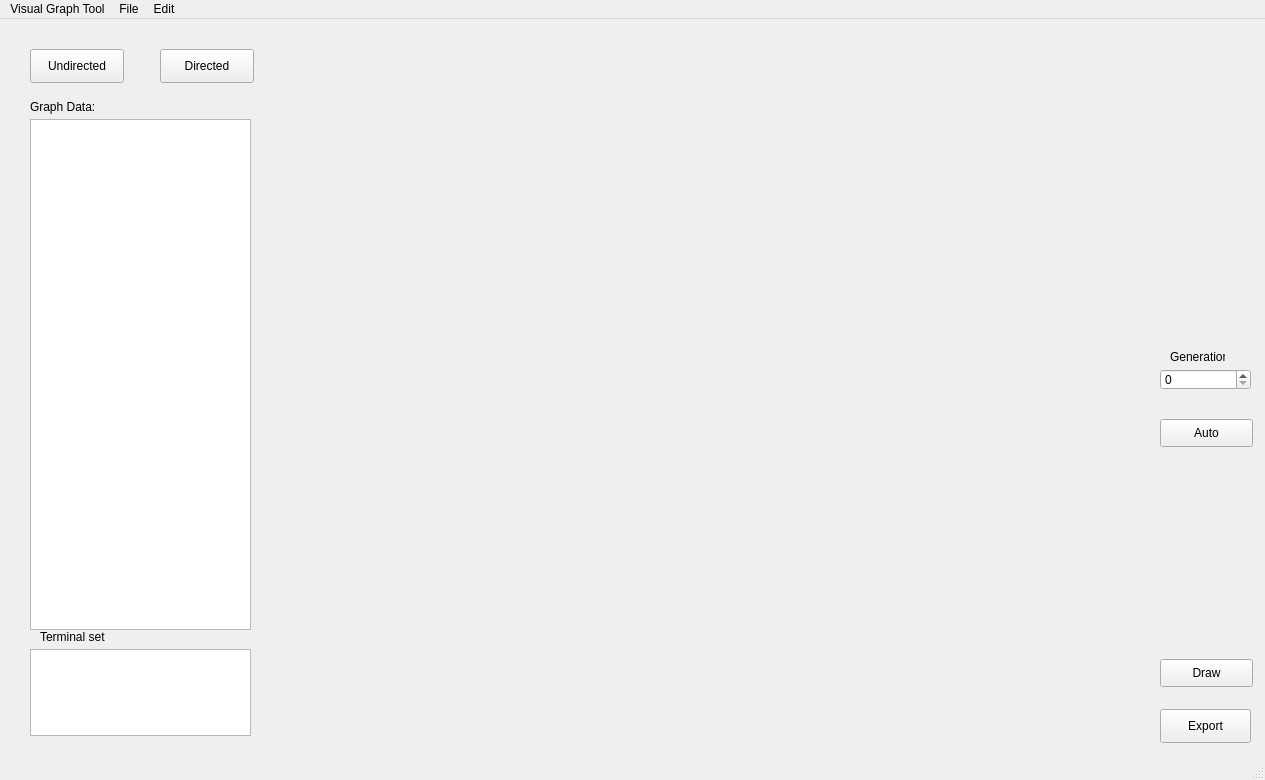
Above: app/graph-tool.ui from phuquocchamp/graph-tool before the change. Below: the same form after it.
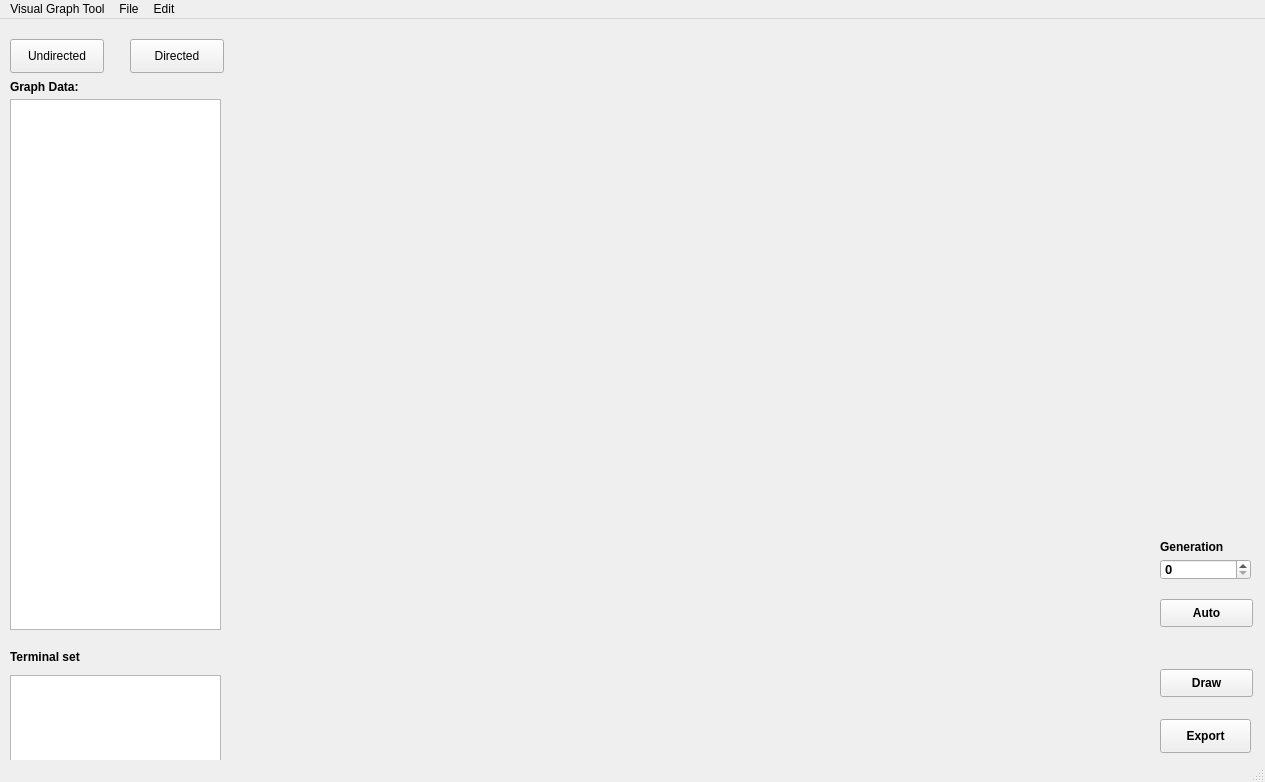
That is the form after the change.

```diff
--- a/app/graph-tool.ui
+++ b/app/graph-tool.ui
@@ -7,7 +7,7 @@
     <x>0</x>
     <y>0</y>
     <width>1265</width>
-    <height>780</height>
+    <height>782</height>
    </rect>
   </property>
   <property name="windowTitle">
@@ -17,10 +17,10 @@
    <widget class="QPlainTextEdit" name="inputData">
     <property name="geometry">
      <rect>
-      <x>30</x>
-      <y>100</y>
-      <width>221</width>
-      <height>511</height>
+      <x>10</x>
+      <y>80</y>
+      <width>211</width>
+      <height>531</height>
      </rect>
     </property>
     <property name="plainText">
@@ -30,12 +30,19 @@
    <widget class="QLabel" name="label">
     <property name="geometry">
      <rect>
-      <x>30</x>
-      <y>80</y>
+      <x>10</x>
+      <y>60</y>
       <width>91</width>
       <height>16</height>
      </rect>
     </property>
+    <property name="font">
+     <font>
+      <pointsize>9</pointsize>
+      <weight>75</weight>
+      <bold>true</bold>
+     </font>
+    </property>
     <property name="text">
      <string>Graph Data:</string>
     </property>
@@ -43,8 +50,8 @@
    <widget class="QPushButton" name="undirectedButton">
     <property name="geometry">
      <rect>
-      <x>30</x>
-      <y>30</y>
+      <x>10</x>
+      <y>20</y>
       <width>94</width>
       <height>34</height>
      </rect>
@@ -56,8 +63,8 @@
    <widget class="QPushButton" name="directedButton">
     <property name="geometry">
      <rect>
-      <x>160</x>
-      <y>30</y>
+      <x>130</x>
+      <y>20</y>
       <width>94</width>
       <height>34</height>
      </rect>
@@ -70,11 +77,17 @@
     <property name="geometry">
      <rect>
       <x>1160</x>
-      <y>690</y>
+      <y>700</y>
       <width>91</width>
       <height>34</height>
      </rect>
     </property>
+    <property name="font">
+     <font>
+      <weight>75</weight>
+      <bold>true</bold>
+     </font>
+    </property>
     <property name="text">
      <string>Export</string>
     </property>
@@ -82,10 +95,10 @@
    <widget class="QWidget" name="gridLayoutWidget">
     <property name="geometry">
      <rect>
-      <x>290</x>
-      <y>30</y>
-      <width>851</width>
-      <height>691</height>
+      <x>240</x>
+      <y>10</y>
+      <width>911</width>
+      <height>731</height>
      </rect>
     </property>
     <layout class="QGridLayout" name="graphArea"/>
@@ -93,12 +106,19 @@
    <widget class="QLabel" name="TerminalLabel">
     <property name="geometry">
      <rect>
-      <x>40</x>
-      <y>610</y>
+      <x>10</x>
+      <y>630</y>
       <width>91</width>
       <height>16</height>
      </rect>
     </property>
+    <property name="font">
+     <font>
+      <pointsize>9</pointsize>
+      <weight>75</weight>
+      <bold>true</bold>
+     </font>
+    </property>
     <property name="text">
      <string>Terminal set</string>
     </property>
@@ -106,10 +126,10 @@
    <widget class="QPlainTextEdit" name="TerminalTextEdit">
     <property name="geometry">
      <rect>
-      <x>30</x>
-      <y>630</y>
-      <width>221</width>
-      <height>87</height>
+      <x>10</x>
+      <y>656</y>
+      <width>211</width>
+      <height>91</height>
      </rect>
     </property>
    </widget>
@@ -117,21 +137,35 @@
     <property name="geometry">
      <rect>
       <x>1160</x>
-      <y>350</y>
+      <y>540</y>
       <width>91</width>
       <height>21</height>
      </rect>
     </property>
+    <property name="font">
+     <font>
+      <pointsize>10</pointsize>
+      <weight>75</weight>
+      <bold>true</bold>
+     </font>
+    </property>
    </widget>
    <widget class="QLabel" name="GenerationLabel">
     <property name="geometry">
      <rect>
-      <x>1170</x>
-      <y>330</y>
-      <width>55</width>
+      <x>1160</x>
+      <y>520</y>
+      <width>81</width>
       <height>16</height>
      </rect>
     </property>
+    <property name="font">
+     <font>
+      <pointsize>9</pointsize>
+      <weight>75</weight>
+      <bold>true</bold>
+     </font>
+    </property>
     <property name="text">
      <string>Generation</string>
     </property>
@@ -140,11 +174,17 @@
     <property name="geometry">
      <rect>
       <x>1160</x>
-      <y>400</y>
+      <y>580</y>
       <width>93</width>
       <height>28</height>
      </rect>
     </property>
+    <property name="font">
+     <font>
+      <weight>75</weight>
+      <bold>true</bold>
+     </font>
+    </property>
     <property name="text">
      <string>Auto</string>
     </property>
@@ -153,11 +193,17 @@
     <property name="geometry">
      <rect>
       <x>1160</x>
-      <y>640</y>
+      <y>650</y>
       <width>93</width>
       <height>28</height>
      </rect>
     </property>
+    <property name="font">
+     <font>
+      <weight>75</weight>
+      <bold>true</bold>
+     </font>
+    </property>
     <property name="text">
      <string>Draw</string>
     </property>
```
Left out of the diff: 7 changed lines with no effect on the pictures.
